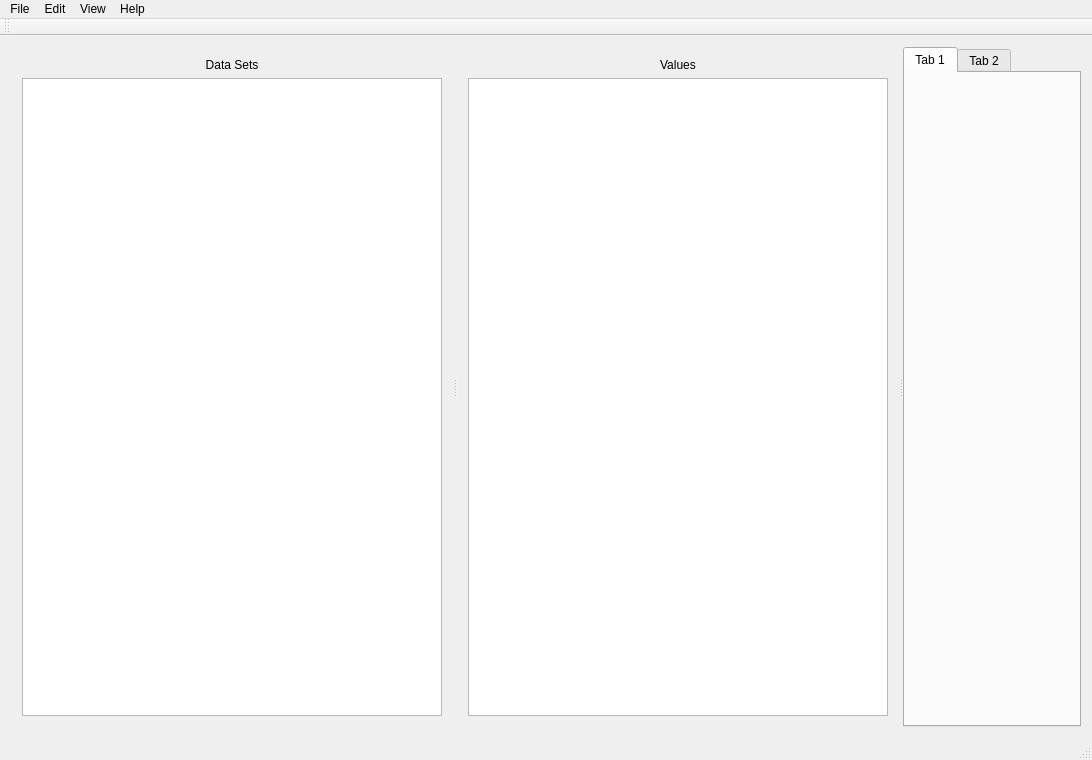
The window that XeroDash/XeroDashWindow.ui (sjcbulldog/xerotune) describes before a commit, drawn with Qt 5.
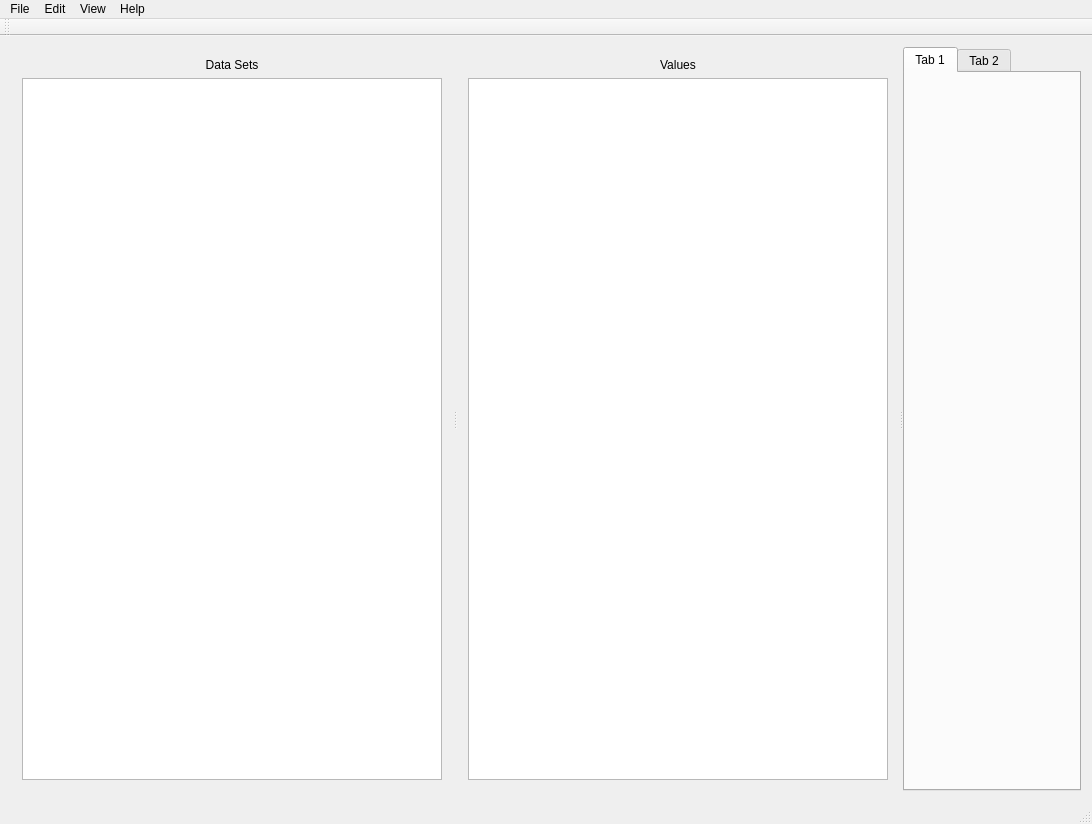
The same window after the commit. Custom widgets are drawn as their Qt base class.

What changed in the file:
```diff
--- a/XeroDash/XeroDashWindow.ui
+++ b/XeroDash/XeroDashWindow.ui
@@ -7,7 +7,7 @@
     <x>0</x>
     <y>0</y>
     <width>1092</width>
-    <height>760</height>
+    <height>824</height>
    </rect>
   </property>
   <property name="windowTitle">
```
Left out of the diff: 13 changed lines with no effect on the pictures.
